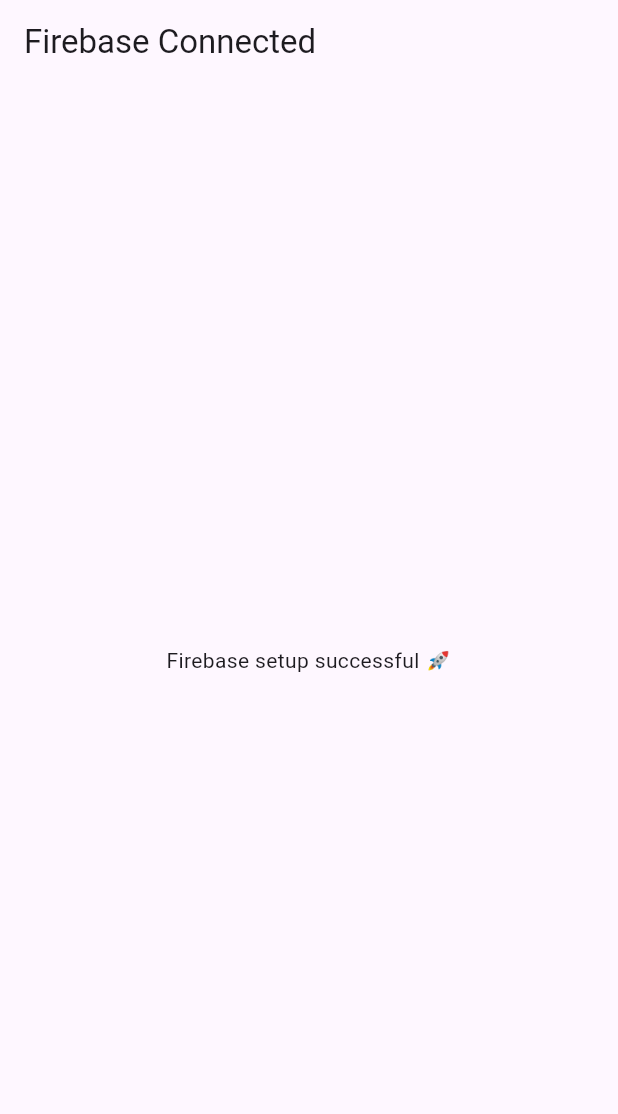
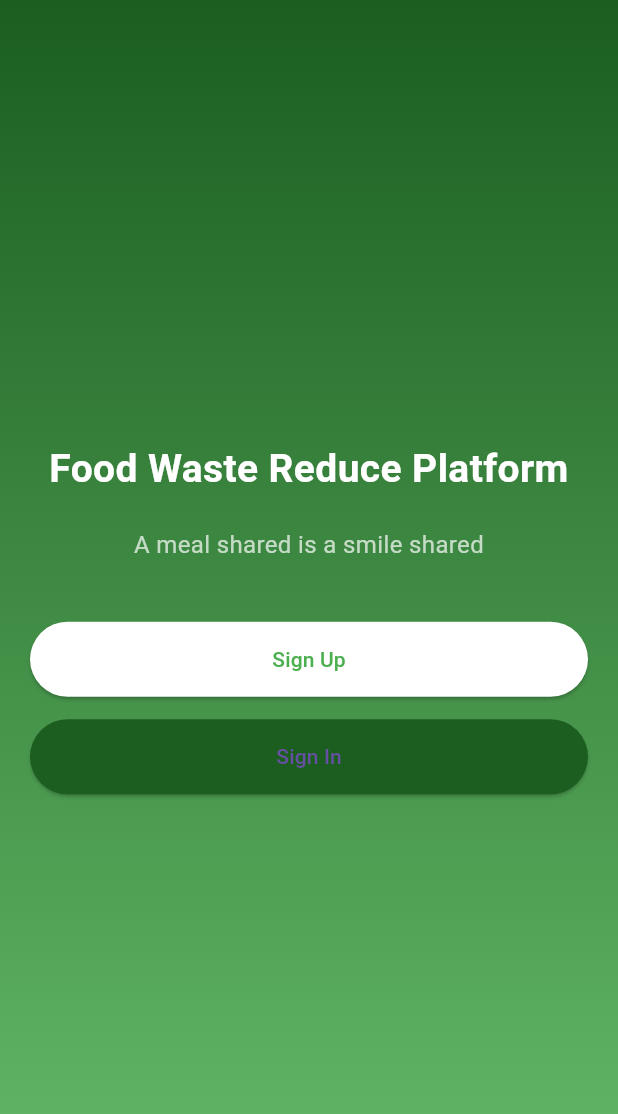
Before and after one commit to siamahmed0011/food_waste_app, a Flutter app: the screen it shows after launch, on a phone screen of 412 x 824 dp. Shown: the top 1114 px of the screen. Run offline on Flutter 3.47's test engine with Material 3 defaults, Android fonts, the phone set to English and light mode, and no system bars; our stand-ins replace firebase_core; accounts and stored records are empty.

Commit message:
initial commit

```diff
--- a/lib/main.dart
+++ b/lib/main.dart
@@ -1,6 +1,7 @@
 import 'package:flutter/material.dart';
 import 'package:firebase_core/firebase_core.dart';
 import 'firebase_options.dart';
+import 'screens/auth/welcome_screen.dart';
 
 void main() async {
   WidgetsFlutterBinding.ensureInitialized();
@@ -17,17 +18,9 @@
 
   @override
   Widget build(BuildContext context) {
-    return MaterialApp(
+    return const MaterialApp(
       debugShowCheckedModeBanner: false,
-      title: 'Food Waste App',
-      home: Scaffold(
-        appBar: AppBar(
-          title: const Text('Firebase Connected'),
-        ),
-        body: const Center(
-          child: Text('Firebase setup successful 🚀'),
-        ),
-      ),
+      home: WelcomeScreen(),
     );
   }
 }
--- /dev/null
+++ b/lib/screens/auth/sign_in_screen.dart
@@ -0,0 +1,15 @@
+import 'package:flutter/material.dart';
+
+class SignInScreen extends StatelessWidget {
+  const SignInScreen({super.key});
+
+  @override
+  Widget build(BuildContext context) {
+    return Scaffold(
+      appBar: AppBar(title: const Text("Sign In")),
+      body: const Center(
+        child: Text("Sign In Screen"),
+      ),
+    );
+  }
+}
--- /dev/null
+++ b/lib/screens/auth/welcome_screen.dart
@@ -0,0 +1,86 @@
+import 'package:flutter/material.dart';
+import 'sign_in_screen.dart';
+import 'role_selection_screen.dart';
+
+class WelcomeScreen extends StatelessWidget {
+  const WelcomeScreen({super.key});
+
+  @override
+  Widget build(BuildContext context) {
+    return Scaffold(
+      body: Container(
+        width: double.infinity,
+        padding: const EdgeInsets.all(20),
+        decoration: const BoxDecoration(
+          gradient: LinearGradient(
+            colors: [Color(0xFF1B5E20), Color(0xFF66BB6A)],
+            begin: Alignment.topCenter,
+            end: Alignment.bottomCenter,
+          ),
+        ),
+        child: Column(
+          mainAxisAlignment: MainAxisAlignment.center,
+          children: [
+            const Text(
+              "Food Waste Reduce Platform",
+              style: TextStyle(
+                color: Colors.white,
+                fontSize: 26,
+                fontWeight: FontWeight.bold,
+              ),
+              textAlign: TextAlign.center,
+            ),
+
+            const SizedBox(height: 20),
+
+            const Text(
+              "A meal shared is a smile shared",
+              style: TextStyle(
+                color: Colors.white70,
+                fontSize: 16,
+              ),
+              textAlign: TextAlign.center,
+            ),
+
+            const SizedBox(height: 40),
+
+            ElevatedButton(
+              style: ElevatedButton.styleFrom(
+                backgroundColor: Colors.white,
+                foregroundColor: Colors.green,
+                minimumSize: const Size(double.infinity, 50),
+              ),
+              onPressed: () {
+                Navigator.push(
+                  context,
+                  MaterialPageRoute(
+                    builder: (_) => RoleSelectionScreen(),
+                  ),
+                );
+              },
+              child: const Text("Sign Up"),
+            ),
+
+            const SizedBox(height: 15),
+
+            ElevatedButton(
+              style: ElevatedButton.styleFrom(
+                backgroundColor: Colors.green.shade900,
+                minimumSize: const Size(double.infinity, 50),
+              ),
+              onPressed: () {
+                Navigator.push(
+                  context,
+                  MaterialPageRoute(
+                    builder: (_) => SignInScreen(),
+                  ),
+                );
+              },
+              child: const Text("Sign In"),
+            ),
+          ],
+        ),
+      ),
+    );
+  }
+}
--- a/pubspec.yaml
+++ b/pubspec.yaml
@@ -35,6 +35,7 @@
   # Use with the CupertinoIcons class for iOS style icons.
   cupertino_icons: ^1.0.8
   firebase_core: ^4.6.0
+  firebase_auth: ^6.3.0
 
 dev_dependencies:
   flutter_test:
```
Also changed, not shown: lib/screens/auth/role_selection_screen.dart (added, +15 -0 lines), pubspec.lock, 3 other files.
